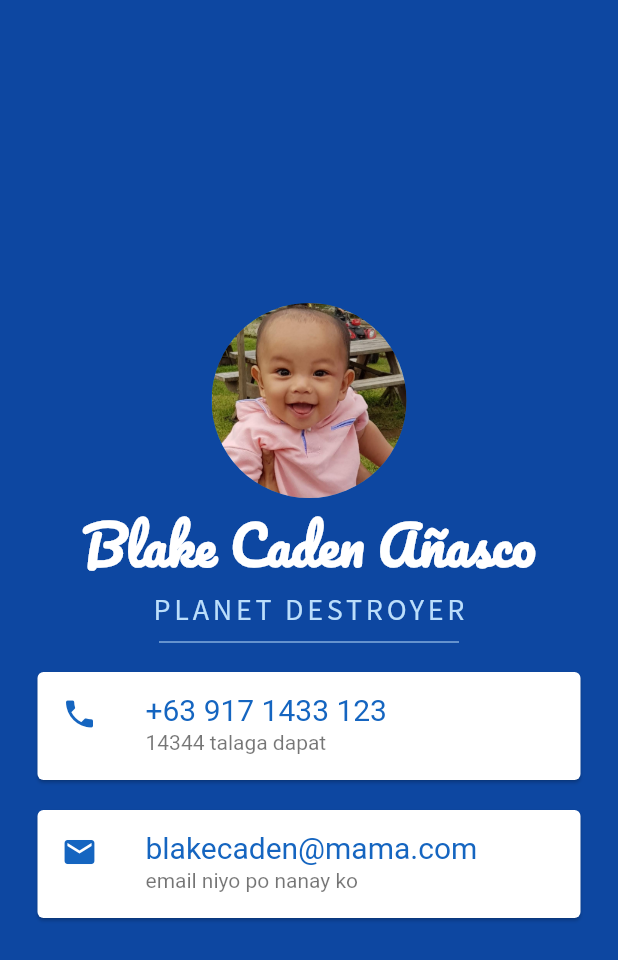
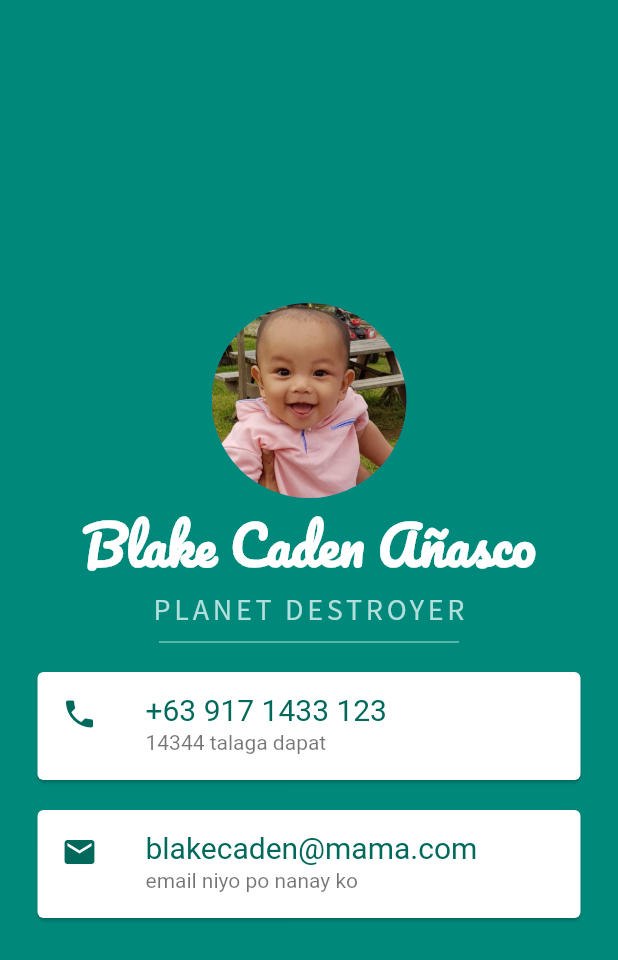
Before and after one commit to bertanasco/flutterathome, a Flutter app: the screen it shows after launch, on a phone screen of 412 x 824 dp. Shown: the top 960 px of the screen. Run offline on Flutter 3.47's test engine with Material 2 defaults, Android fonts, the phone set to English and light mode, and no system bars.

Commit message:
Added section 07 stub project

```diff
--- a/appbrewery/section_06/mi_card_flutter/lib/main.dart
+++ b/appbrewery/section_06/mi_card_flutter/lib/main.dart
@@ -9,7 +9,7 @@ class MyApp extends StatelessWidget {
   Widget build(BuildContext context) {
     return MaterialApp(
       home: Scaffold(
-          backgroundColor: Colors.blue.shade900,
+          backgroundColor: Colors.teal.shade600,
           body: SafeArea(
             child: Column(
               mainAxisAlignment: MainAxisAlignment.center,
@@ -30,7 +30,7 @@ class MyApp extends StatelessWidget {
                 Text(
                   'PLANET DESTROYER',
                   style: TextStyle(
-                    color: Colors.blue.shade100,
+                    color: Colors.teal.shade100,
                     fontFamily: 'SourceSansPro',
                     fontSize: 20,
                     letterSpacing: 2.5,
@@ -40,7 +40,7 @@ class MyApp extends StatelessWidget {
                   height: 20.0,
                   width: 200.0,
                   child: Divider(
-                    color: Colors.blue.shade100,
+                    color: Colors.teal.shade100,
                   ),
                 ),
                 Card(
@@ -52,14 +52,14 @@ class MyApp extends StatelessWidget {
                   child: ListTile(
                     leading: Icon(
                       Icons.phone,
-                      color: Colors.blue.shade800,
+                      color: Colors.teal.shade800,
                     ),
                     subtitle: Text('14344 talaga dapat'),
                     title: Text(
                       '+63 917 1433 123',
                       style: TextStyle(
                         fontSize: 20,
-                        color: Colors.blue.shade800,
+                        color: Colors.teal.shade800,
                       ),
                     ),
                   ),
@@ -73,13 +73,13 @@ class MyApp extends StatelessWidget {
                   child: ListTile(
                     leading: Icon(
                       Icons.email,
-                      color: Colors.blue.shade800,
+                      color: Colors.teal.shade800,
                     ),
                     title: Text(
                       'blakecaden@mama.com',
                       style: TextStyle(
                         fontSize: 20,
-                        color: Colors.blue.shade800,
+                        color: Colors.teal.shade800,
                       ),
                     ),
                     subtitle: Text('email niyo po nanay ko'),
```
Also changed, not shown: appbrewery/section_07/dicee-flutter/lib/main.dart (added, +23 -0 lines), appbrewery/section_07/dicee-flutter/pubspec.yaml (added, +24 -0 lines), appbrewery/section_07/dicee-flutter/images/dice1.png (added), appbrewery/section_07/dicee-flutter/images/dice2.png (added), appbrewery/section_07/dicee-flutter/images/dice3.png (added), appbrewery/section_07/dicee-flutter/images/dice4.png (added), appbrewery/section_07/dicee-flutter/images/dice5.png (added), appbrewery/section_07/dicee-flutter/images/dice6.png (added), 72 other files.
